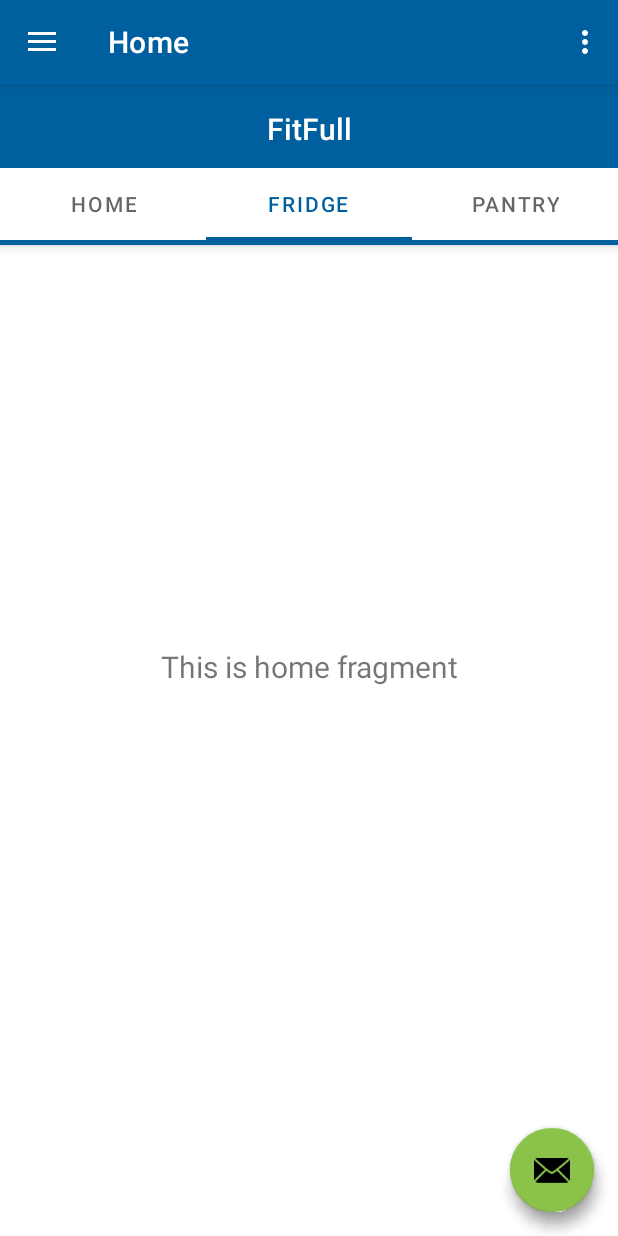
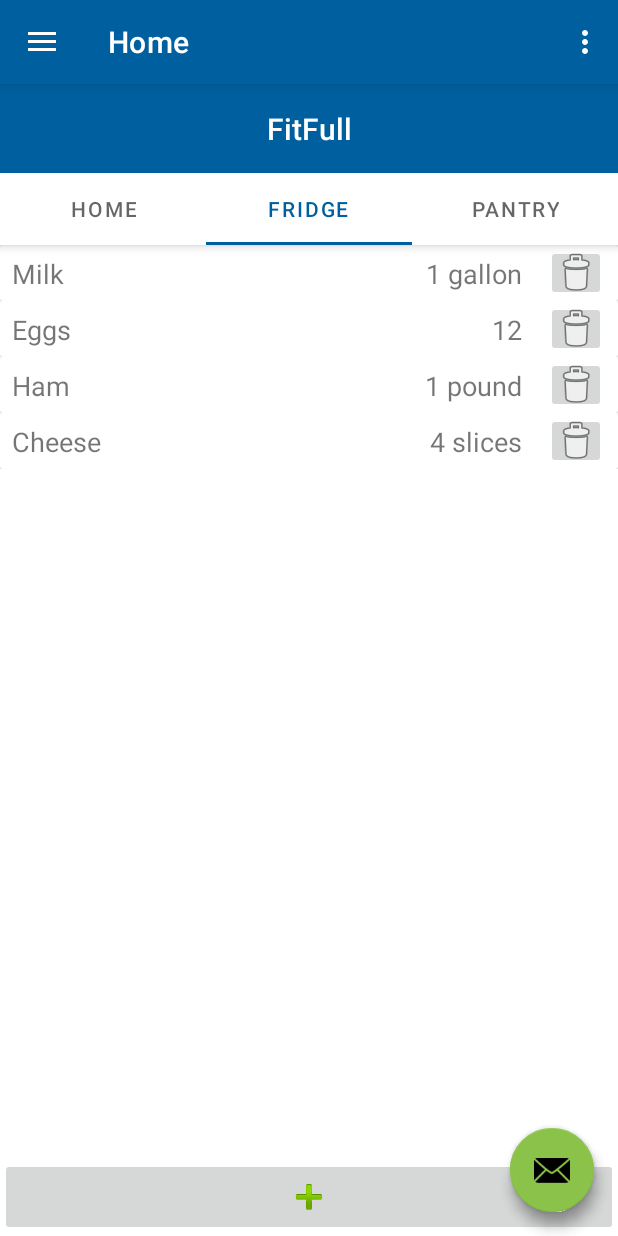
Before and after one commit to Gambelle/Wellness-App, an Android app: the screen it shows after launch (MainActivity), tab 2 chosen, on a phone screen of 412 x 824 dp. Run offline under Robolectric (Android 15) with nearby library versions, the phone set to English and light mode, and no system bars; our stand-ins replace navigation-ui.

Commit message:
add working fridge and pantry tabs.Buttons currently not coded

```diff
--- /dev/null
+++ b/app/src/main/java/com/example/test/ui/home/FoodItem.java
@@ -0,0 +1,22 @@
+package com.example.test.ui.home;
+
+import java.util.ArrayList;
+
+public class FoodItem {
+    private String mName;
+    private String mQuantity;
+
+    public FoodItem(String name, String quantity) {
+        mName = name;
+        mQuantity = quantity;
+    }
+
+    public String getName() {
+        return mName;
+    }
+
+    public String getQuantity() {
+        return mQuantity;
+    }
+
+}
--- /dev/null
+++ b/app/src/main/java/com/example/test/ui/home/FridgeFragment.java
@@ -0,0 +1,33 @@
+package com.example.test.ui.home;
+
+import android.os.Bundle;
+import android.view.LayoutInflater;
+import android.view.View;
+import android.view.ViewGroup;
+
+import androidx.annotation.NonNull;
+import androidx.fragment.app.Fragment;
+import androidx.recyclerview.widget.LinearLayoutManager;
+import androidx.recyclerview.widget.RecyclerView;
+
+import com.example.test.R;
+
+public class FridgeFragment extends Fragment {
+    String s1[], s2[];
+    RecyclerView recyclerView;
+
+    @Override
+    public View onCreateView(@NonNull LayoutInflater inflater,
+                             ViewGroup container, Bundle savedInstanceState) {
+        View root = inflater.inflate(R.layout.fragment_fridge, container, false);
+
+        s1 = getResources().getStringArray(R.array.fridgeItems);
+        s2 = getResources().getStringArray(R.array.fridgeQuantity);
+        recyclerView = root.findViewById(R.id.recyclerView);
+
+        RecyclerAdapter recyclerAdapter = new RecyclerAdapter(getActivity(), s1,s2);
+        recyclerView.setAdapter(recyclerAdapter);
+        recyclerView.setLayoutManager(new LinearLayoutManager(getActivity()));
+        return root;
+    }
+}
--- a/app/src/main/java/com/example/test/ui/home/HomeFragment.java
+++ b/app/src/main/java/com/example/test/ui/home/HomeFragment.java
@@ -10,30 +10,82 @@ import android.widget.TextView;
 import androidx.annotation.NonNull;
 import androidx.annotation.Nullable;
 import androidx.fragment.app.Fragment;
+import androidx.fragment.app.FragmentManager;
+import androidx.fragment.app.FragmentPagerAdapter;
 import androidx.lifecycle.Observer;
 import androidx.lifecycle.ViewModelProvider;
+import androidx.viewpager.widget.ViewPager;
 
 import com.example.test.MainActivity;
 import com.example.test.R;
 import com.example.test.TabActivity;
+import com.google.android.material.tabs.TabLayout;
+
+import java.util.ArrayList;
+import java.util.List;
 
 public class HomeFragment extends Fragment {
 
     private HomeViewModel homeViewModel;
 
+    @Override
+    public void onCreate(Bundle savedInstanceState) {
+        super.onCreate(savedInstanceState);
+        setRetainInstance(true);
+    }
+
+    @Override
     public View onCreateView(@NonNull LayoutInflater inflater,
                              ViewGroup container, Bundle savedInstanceState) {
 
         homeViewModel =
                 new ViewModelProvider(this).get(HomeViewModel.class);
         View root = inflater.inflate(R.layout.fragment_home, container, false);
-        final TextView textView = root.findViewById(R.id.text_home);
-        homeViewModel.getText().observe(getViewLifecycleOwner(), new Observer<String>() {
-            @Override
-            public void onChanged(@Nullable String s) {
-                textView.setText(s);
-            }
-        });
+        ViewPager viewPager = (ViewPager) root.findViewById(R.id.view_pager);
+        setupViewPager(viewPager);
+        // Set Tabs inside Toolbar
+        TabLayout tabs = (TabLayout) root.findViewById(R.id.tabs);
+        tabs.setupWithViewPager(viewPager);
+
         return root;
     }
+    // Add Fragments to Tabs
+    private void setupViewPager(ViewPager viewPager) {
+
+
+        Adapter adapter = new Adapter(getChildFragmentManager());
+        adapter.addFragment(new HomeTabFragment(), "Home");
+        adapter.addFragment(new FridgeFragment(), "Fridge");
+        adapter.addFragment(new PantryFragment(), "Pantry");
+        viewPager.setAdapter(adapter);
+    }
+
+    static class Adapter extends FragmentPagerAdapter {
+        private final List<Fragment> mFragmentList = new ArrayList<>();
+        private final List<String> mFragmentTitleList = new ArrayList<>();
+
+        public Adapter(FragmentManager manager) {
+            super(manager);
+        }
+
+        @Override
+        public Fragment getItem(int position) {
+            return mFragmentList.get(position);
+        }
+
+        @Override
+        public int getCount() {
+            return mFragmentList.size();
+        }
+
+        public void addFragment(Fragment fragment, String title) {
+            mFragmentList.add(fragment);
+            mFragmentTitleList.add(title);
+        }
+
+        @Override
+        public CharSequence getPageTitle(int position) {
+            return mFragmentTitleList.get(position);
+        }
+    }
 }
--- /dev/null
+++ b/app/src/main/java/com/example/test/ui/home/HomeTabFragment.java
@@ -0,0 +1,36 @@
+package com.example.test.ui.home;
+
+import android.os.Bundle;
+import android.view.LayoutInflater;
+import android.view.View;
+import android.view.ViewGroup;
+import android.widget.TextView;
+
+import androidx.annotation.NonNull;
+import androidx.annotation.Nullable;
+import androidx.fragment.app.Fragment;
+import androidx.lifecycle.Observer;
+import androidx.lifecycle.ViewModelProvider;
+
+import com.example.test.R;
+import com.example.test.ui.slideshow.SlideshowViewModel;
+
+public class HomeTabFragment extends Fragment {
+
+    private HomeViewModel slideshowViewModel;
+
+    public View onCreateView(@NonNull LayoutInflater inflater,
+                             ViewGroup container, Bundle savedInstanceState) {
+        slideshowViewModel =
+                new ViewModelProvider(this).get(HomeViewModel.class);
+        View root = inflater.inflate(R.layout.fragment_slideshow, container, false);
+        final TextView textView = root.findViewById(R.id.text_slideshow);
+        slideshowViewModel.getText().observe(getViewLifecycleOwner(), new Observer<String>() {
+            @Override
+            public void onChanged(@Nullable String s) {
+                textView.setText(s);
+            }
+        });
+        return root;
+    }
+}
--- a/app/src/main/java/com/example/test/ui/home/HomeViewModel.java
+++ b/app/src/main/java/com/example/test/ui/home/HomeViewModel.java
@@ -10,7 +10,7 @@ public class HomeViewModel extends ViewModel {
 
     public HomeViewModel() {
         mText = new MutableLiveData<>();
-        mText.setValue("This is home fragment");
+        mText.setValue("Welcome to FitFull");
     }
 
     public LiveData<String> getText() {
--- /dev/null
+++ b/app/src/main/java/com/example/test/ui/home/PantryFragment.java
@@ -0,0 +1,33 @@
+package com.example.test.ui.home;
+
+import android.os.Bundle;
+import android.view.LayoutInflater;
+import android.view.View;
+import android.view.ViewGroup;
+
+import androidx.annotation.NonNull;
+import androidx.fragment.app.Fragment;
+import androidx.recyclerview.widget.LinearLayoutManager;
+import androidx.recyclerview.widget.RecyclerView;
+
+import com.example.test.R;
+
+public class PantryFragment extends Fragment {
+    String s1[], s2[];
+    RecyclerView recyclerView;
+
+    @Override
+    public View onCreateView(@NonNull LayoutInflater inflater,
+                             ViewGroup container, Bundle savedInstanceState) {
+        View root = inflater.inflate(R.layout.fragment_fridge, container, false);
+
+        s1 = getResources().getStringArray(R.array.pantryItems);
+        s2 = getResources().getStringArray(R.array.pantryQuantity);
+        recyclerView = root.findViewById(R.id.recyclerView);
+
+        RecyclerAdapter recyclerAdapter = new RecyclerAdapter(getActivity(), s1,s2);
+        recyclerView.setAdapter(recyclerAdapter);
+        recyclerView.setLayoutManager(new LinearLayoutManager(getActivity()));
+        return root;
+    }
+}
--- /dev/null
+++ b/app/src/main/java/com/example/test/ui/home/RecyclerAdapter.java
@@ -0,0 +1,55 @@
+package com.example.test.ui.home;
+
+import android.content.Context;
+import android.view.LayoutInflater;
+import android.view.View;
+import android.view.ViewGroup;
+import android.widget.TextView;
+
+import androidx.annotation.NonNull;
+import androidx.recyclerview.widget.RecyclerView;
+
+import com.example.test.R;
+
+public class RecyclerAdapter extends RecyclerView.Adapter<RecyclerAdapter.MyViewHolder>{
+
+    String data1[], data2[];
+    Context context;
+
+    public RecyclerAdapter(Context ct, String[] s1, String[] s2){
+        data1 = s1;
+        data2 = s2;
+        context = ct;
+    }
+
+    @NonNull
+    @Override
+    public MyViewHolder onCreateViewHolder(@NonNull ViewGroup parent, int viewType) {
+        LayoutInflater inflater = LayoutInflater.from(context);
+        View view = inflater.inflate(R.layout.item_food, parent,false);
+        return new MyViewHolder(view);
+    }
+
+    @Override
+    public void onBindViewHolder(@NonNull MyViewHolder holder, int position) {
+        holder.title1.setText(data1[position]);
+        holder.title2.setText(data2[position]);
+    }
+
+    @Override
+    public int getItemCount() {
+        return data1.length;
+    }
+
+    public class MyViewHolder extends RecyclerView.ViewHolder{
+
+        TextView title1, title2;
+
+        public MyViewHolder(@NonNull View itemView) {
+            super(itemView);
+            title1 = itemView.findViewById(R.id.itemNameView);
+            title2 = itemView.findViewById(R.id.itemQuantityView);
+
+        }
+    }
+}
--- a/app/src/main/res/layout/activity_tab.xml
+++ b/app/src/main/res/layout/activity_tab.xml
@@ -26,7 +26,10 @@
             android:id="@+id/tabs"
             android:layout_width="match_parent"
             android:layout_height="wrap_content"
-            android:background="?attr/colorPrimary" />
+            app:layout_constraintEnd_toEndOf="parent"
+            app:layout_constraintStart_toStartOf="parent"
+            app:layout_constraintTop_toBottomOf="@+id/toolbar"
+            android:theme="@style/ThemeOverlay.AppCompat.Dark"/>
     </com.google.android.material.appbar.AppBarLayout>
 
     <androidx.viewpager.widget.ViewPager
--- /dev/null
+++ b/app/src/main/res/layout/fragment_fridge.xml
@@ -0,0 +1,27 @@
+<?xml version="1.0" encoding="utf-8"?>
+<androidx.constraintlayout.widget.ConstraintLayout
+    xmlns:android="http://schemas.android.com/apk/res/android"
+    xmlns:app="http://schemas.android.com/apk/res-auto"
+    xmlns:tools="http://schemas.android.com/tools"
+    android:layout_width="match_parent"
+    android:layout_height="match_parent">
+
+    <androidx.recyclerview.widget.RecyclerView
+        android:id="@+id/recyclerView"
+        android:layout_width="match_parent"
+        android:layout_height="match_parent"
+        android:layout_marginBottom="50dp"
+        app:layout_constraintBottom_toTopOf="@+id/imageButton"
+        app:layout_constraintEnd_toEndOf="parent"
+        app:layout_constraintStart_toStartOf="parent"
+        app:layout_constraintTop_toTopOf="parent" />
+
+    <ImageButton
+        android:id="@+id/imageButton"
+        android:layout_width="0dp"
+        android:layout_height="wrap_content"
+        app:layout_constraintBottom_toBottomOf="parent"
+        app:layout_constraintEnd_toEndOf="parent"
+        app:layout_constraintStart_toStartOf="parent"
+        app:srcCompat="@android:drawable/ic_input_add" />
+</androidx.constraintlayout.widget.ConstraintLayout>
--- a/app/src/main/res/layout/fragment_home.xml
+++ b/app/src/main/res/layout/fragment_home.xml
@@ -5,68 +5,15 @@
     android:layout_width="match_parent"
     android:layout_height="match_parent"
     tools:context=".ui.home.HomeFragment">
+
     <include
+        android:id="@+id/include"
         layout="@layout/activity_tab"
         android:layout_width="match_parent"
-        android:layout_height="match_parent" />
-    <TextView
-        android:id="@+id/text_home"
-        android:layout_width="match_parent"
-        android:layout_height="wrap_content"
-        android:layout_marginStart="8dp"
-        android:layout_marginTop="8dp"
-        android:layout_marginEnd="8dp"
-        android:textAlignment="center"
-        android:textSize="20sp"
+        android:layout_height="match_parent"
         app:layout_constraintBottom_toBottomOf="parent"
         app:layout_constraintEnd_toEndOf="parent"
         app:layout_constraintStart_toStartOf="parent"
         app:layout_constraintTop_toTopOf="parent" />
 
-    <androidx.appcompat.widget.Toolbar
-        android:id="@+id/toolbar"
-        android:layout_width="match_parent"
-        android:layout_height="?attr/actionBarSize"
-        app:layout_constraintEnd_toEndOf="parent"
-        app:layout_constraintStart_toStartOf="parent"
-        app:layout_constraintTop_toTopOf="parent"
-        android:theme="@style/ThemeOverlay.AppCompat.Dark"/>
-
-    <com.google.android.material.tabs.TabLayout
-        android:id="@+id/tablayout"
-        android:layout_width="match_parent"
-        android:layout_height="wrap_content"
-        app:layout_constraintEnd_toEndOf="parent"
-        app:layout_constraintStart_toStartOf="parent"
-        app:layout_constraintTop_toBottomOf="@+id/toolbar"
-        android:theme="@style/ThemeOverlay.AppCompat.Dark">
-
-        <com.google.android.material.tabs.TabItem
-            android:id="@+id/firstItem"
-            android:layout_width="wrap_content"
-            android:layout_height="wrap_content"
-            android:text="Home" />
-
-        <com.google.android.material.tabs.TabItem
-            android:id="@+id/secondItem"
-            android:layout_width="wrap_content"
-            android:layout_height="wrap_content"
-            android:text="Fridge" />
-
-        <com.google.android.material.tabs.TabItem
-            android:id="@+id/thirditem"
-            android:layout_width="wrap_content"
-            android:layout_height="wrap_content"
-            android:text="Pantry" />
-
-    </com.google.android.material.tabs.TabLayout>
-
-    <androidx.viewpager.widget.ViewPager
-        android:id="@+id/viewpager"
-        android:layout_width="409dp"
-        android:layout_height="625dp"
-        android:layout_marginTop="1dp"
-        app:layout_constraintStart_toStartOf="parent"
-        app:layout_constraintTop_toBottomOf="@+id/tablayout" />
-
 </androidx.constraintlayout.widget.ConstraintLayout>
--- /dev/null
+++ b/app/src/main/res/layout/item_food.xml
@@ -0,0 +1,56 @@
+<?xml version="1.0" encoding="utf-8"?>
+<androidx.constraintlayout.widget.ConstraintLayout xmlns:android="http://schemas.android.com/apk/res/android"
+    xmlns:app="http://schemas.android.com/apk/res-auto"
+    xmlns:tools="http://schemas.android.com/tools"
+    android:id="@+id/ConstraintLayout"
+    android:layout_width="match_parent"
+    android:layout_height="wrap_content">
+
+    <androidx.cardview.widget.CardView
+        android:layout_width="match_parent"
+        android:layout_height="wrap_content"
+        app:layout_constraintEnd_toEndOf="parent"
+        app:layout_constraintStart_toStartOf="parent"
+        app:layout_constraintTop_toTopOf="parent">
+
+        <androidx.constraintlayout.widget.ConstraintLayout
+            android:layout_width="match_parent"
+            android:layout_height="match_parent">
+
+            <ImageButton
+                android:id="@+id/deleteButton"
+                android:layout_width="40dp"
+                android:layout_height="37dp"
+                android:layout_marginEnd="8dp"
+                android:contentDescription="TODO"
+                app:layout_constraintBottom_toBottomOf="parent"
+                app:layout_constraintEnd_toEndOf="parent"
+                app:layout_constraintTop_toTopOf="parent"
+                app:srcCompat="@android:drawable/ic_menu_delete" />
+
+            <TextView
+                android:id="@+id/itemNameView"
+                android:layout_width="wrap_content"
+                android:layout_height="match_parent"
+                android:layout_marginStart="8dp"
+                android:text="Item Name"
+                android:textSize="18sp"
+                app:layout_constraintBottom_toBottomOf="parent"
+                app:layout_constraintStart_toStartOf="parent"
+                app:layout_constraintTop_toTopOf="parent" />
+
+            <TextView
+                android:id="@+id/itemQuantityView"
+                android:layout_width="wrap_content"
+                android:layout_height="wrap_content"
+                android:layout_marginEnd="16dp"
+                android:text="Quantity"
+                android:textSize="18sp"
+                app:layout_constraintBottom_toBottomOf="parent"
+                app:layout_constraintEnd_toStartOf="@+id/deleteButton"
+                app:layout_constraintTop_toTopOf="parent" />
+        </androidx.constraintlayout.widget.ConstraintLayout>
+
+    </androidx.cardview.widget.CardView>
+
+</androidx.constraintlayout.widget.ConstraintLayout>
--- a/app/src/main/res/values/strings.xml
+++ b/app/src/main/res/values/strings.xml
@@ -13,6 +13,30 @@
     <string name="title_activity_tab">TabActivity</string>
     <string name="tab_text_1">Fridge</string>
     <string name="tab_text_2">Pantry</string>
+    <string-array name="fridgeItems">
+        <item>Milk</item>
+        <item>Eggs</item>
+        <item>Ham</item>
+        <item>Cheese</item>
+    </string-array>
+    <string-array name="fridgeQuantity">
+        <item>1 gallon</item>
+        <item>12</item>
+        <item>1 pound</item>
+        <item>4 slices</item>
+    </string-array>
+    <string-array name="pantryItems">
+        <item>Pasta</item>
+        <item>Cereal</item>
+        <item>Potato</item>
+        <item>Peanut Butter</item>
+    </string-array>
+    <string-array name="pantryQuantity">
+        <item>1 pound</item>
+        <item>1 Box</item>
+        <item>2 pounds</item>
+        <item>6 cups</item>
+    </string-array>
     <!-- TODO: Remove or change this placeholder text -->
     <string name="hello_blank_fragment">Hello blank fragment</string>
 </resources>
```
